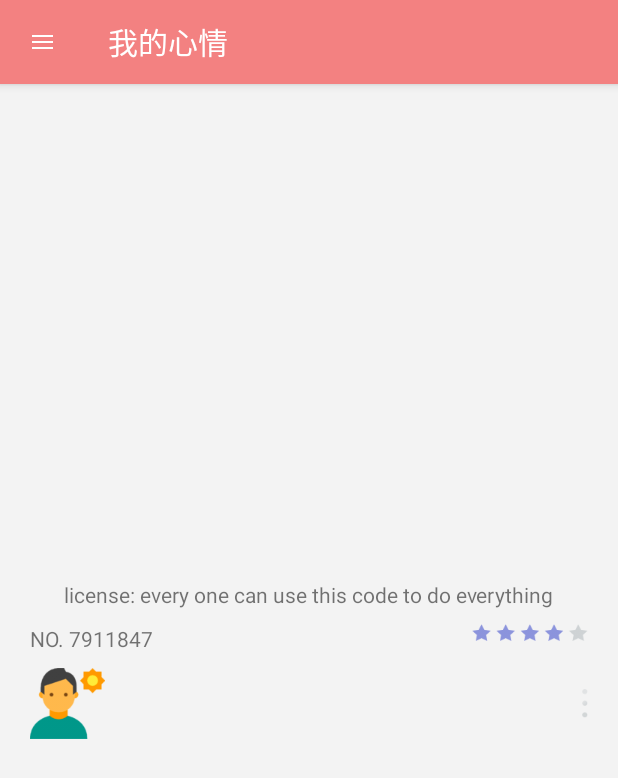
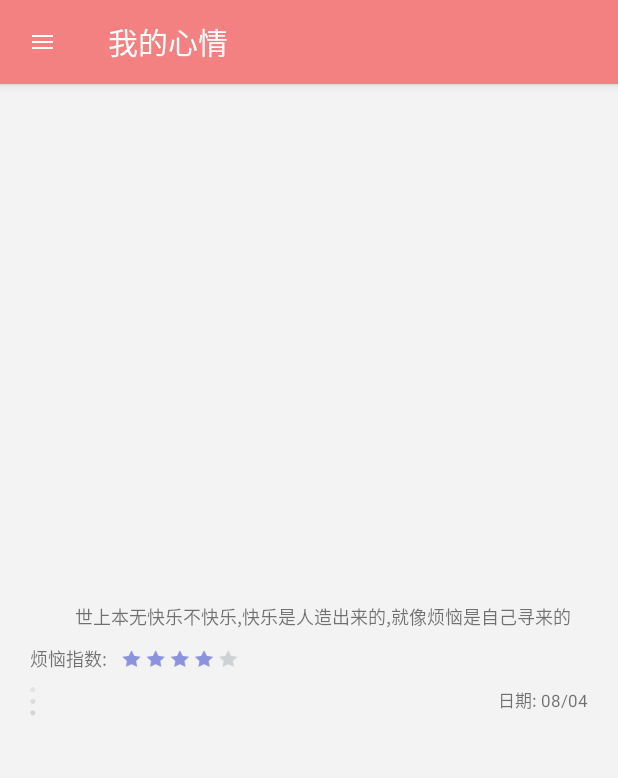
Before and after one commit to chengruiAndroid/MoodRoute, an Android app: the fragment FragmentBottom placed in its activity, on a phone screen of 412 x 824 dp. Shown: the top 778 px of the screen. Run offline under Robolectric (Android 15) with nearby library versions, the phone set to English and light mode, and no system bars; our stand-ins replace ButterKnife; libraries missing offline, so code that uses them is left out: com.mikepenz.materialdrawer, com.qslll.library; 4 statements that could not run were skipped.

Commit message:
首页初步实现

```diff
--- a/app/src/main/java/com/wantide/cr_chen/moodroute/adapter/MoodViewPagerAdapter.java
+++ b/app/src/main/java/com/wantide/cr_chen/moodroute/adapter/MoodViewPagerAdapter.java
@@ -29,7 +29,7 @@ public class MoodViewPagerAdapter extends ExpandingViewPagerAdapter {
     @Override
     public Fragment getItem(int position) {
         MoodBean mood = moods.get(position);
-        return MoodCardFragment.newInstance(mood);
+        return MoodCardFragment.newInstance(mood, position);
     }
 
     @Override
--- a/app/src/main/java/com/wantide/cr_chen/moodroute/fragment/FragmentBottom.java
+++ b/app/src/main/java/com/wantide/cr_chen/moodroute/fragment/FragmentBottom.java
@@ -5,22 +5,64 @@ import android.support.v4.app.Fragment;
 import android.view.LayoutInflater;
 import android.view.View;
 import android.view.ViewGroup;
+import android.widget.ImageView;
+import android.widget.TextView;
 
 import com.wantide.cr_chen.moodroute.R;
+import com.wantide.cr_chen.moodroute.utils.Constants;
+import com.wantide.cr_chen.moodroute.utils.DateUtil;
+
+import java.util.Date;
+
+import butterknife.Bind;
+import butterknife.ButterKnife;
 
 /**
  * Created by CR_Chen on 2016/8/3.
  */
 public class FragmentBottom extends Fragment {
 
+    @Bind(R.id.license) TextView license;
+    @Bind(R.id.title_num) TextView titleNum;
+    @Bind(R.id.rount) ImageView rount;
+    @Bind(R.id.time) TextView time;
 
-    public static FragmentBottom newInstance() {
-        return new FragmentBottom();
+    private static final String BOTTOM_POSITION = "BOTTOM_POSITION";
+    private int position;
+
+    public static FragmentBottom newInstance(int position) {
+        FragmentBottom fragmentBottom = new FragmentBottom();
+        Bundle args = new Bundle();
+        args.putInt(BOTTOM_POSITION, position);
+        fragmentBottom.setArguments(args);
+        return fragmentBottom;
+    }
+
+    @Override
+    public void onCreate(Bundle savedInstanceState) {
+        super.onCreate(savedInstanceState);
+
+        Bundle args = getArguments();
+        if (args != null) {
+            position = args.getInt(BOTTOM_POSITION);
+        }
     }
 
     @Override
     public View onCreateView(LayoutInflater inflater, ViewGroup container, Bundle savedInstanceState) {
-        return inflater.inflate(R.layout.fragment_bottom, container, false);
+        View view = inflater.inflate(R.layout.fragment_bottom, container, false);
+        ButterKnife.bind(this, view);
+
+        license.setText(Constants.moodStr[position]);
+        titleNum.setText(Constants.moodMark[position]);
+        time.setText("日期: " + DateUtil.date2Str(new Date(), "MM/dd"));
+
+        return view;
     }
 
+    @Override
+    public void onDestroyView() {
+        super.onDestroyView();
+        ButterKnife.unbind(this);
+    }
 }
--- /dev/null
+++ b/app/src/main/java/com/wantide/cr_chen/moodroute/utils/Constants.java
@@ -0,0 +1,14 @@
+package com.wantide.cr_chen.moodroute.utils;
+
+/**
+ * Created by CR_Chen on 2016/8/4.
+ */
+public class Constants {
+
+    public static final String[] moodStr = new String[]{"       世上本无快乐不快乐,快乐是人造出来的,就像烦恼是自己寻来的", "       我大脑一片空白,什么都是恐怖的,只想离开这个让我害怕的地方",
+                                            "       心里仿佛被个无形的大石压住，嘴巴不听的颤抖。脑子一片空白", "        信心是一种心境，有信心的人不会在转瞬之间就消沉沮丧",
+                                            "       生活就像万花筒，缤纷精彩，于是便有了那些所谓的快乐，幸福", "        也许人就是这样，有了东西不知道欣赏，没有的东西又一味追求",
+                                            "       愿为淑静女子、独享忧伤与浅乐。世人勿扰。黄天勿惊。", "       你是不是一直这样，安静地，凝望那些日沉日落，无家可归的忧伤"};
+
+    public static final String[] moodMark = new String[]{"烦恼指数:", "害怕指数:", "紧张指数:", "沮丧指数:", "开心指数:", "满足指数:", "平静指数:", "忧伤指数:"};
+}
--- a/app/src/main/res/layout/fragment_bottom.xml
+++ b/app/src/main/res/layout/fragment_bottom.xml
@@ -12,31 +12,34 @@
     tools:context=".fragments.FragmentBottom">
 
     <TextView
+        android:id="@+id/license"
         android:textAppearance="?android:attr/textAppearanceSmall"
         android:layout_width="wrap_content"
         android:layout_height="wrap_content"
         android:layout_gravity="center_horizontal"
-        android:text="license: every one can use this code to do everything" />
+        android:textSize="12sp"
+        android:maxLines="3"/>
 
-    <RelativeLayout
+    <LinearLayout
         android:layout_marginTop="10dp"
         android:layout_width="match_parent"
-        android:layout_height="wrap_content">
+        android:layout_height="wrap_content"
+        android:orientation="horizontal"
+        android:gravity="center_vertical">
 
         <TextView
+            android:id="@+id/title_num"
             android:textAppearance="?android:attr/textAppearanceSmall"
             android:layout_width="wrap_content"
             android:layout_height="wrap_content"
-            android:layout_centerVertical="true"
-            android:layout_weight="1"
-            android:text="NO. 7911847" />
+            android:textSize="12sp" />
 
         <ImageView
             android:layout_width="wrap_content"
             android:layout_height="wrap_content"
-            android:layout_alignParentRight="true"
+            android:layout_marginLeft="10dp"
             android:src="@drawable/stars" />
-    </RelativeLayout>
+    </LinearLayout>
 
     <RelativeLayout
         android:layout_width="match_parent"
@@ -44,17 +47,18 @@
         android:layout_marginTop="10dp">
 
         <ImageView
-            android:src="@drawable/icons"
-            android:layout_width="wrap_content"
-            android:layout_height="wrap_content"
-            />
-
-        <ImageView
+            android:id="@+id/rount"
             android:layout_centerVertical="true"
             android:layout_width="wrap_content"
             android:layout_height="wrap_content"
+            android:src="@drawable/dots" />
+
+        <TextView
+            android:id="@+id/time"
+            android:layout_width="wrap_content"
+            android:layout_height="wrap_content"
             android:layout_alignParentRight="true"
-            android:src="@drawable/dots" />
+            android:textSize="11sp"/>
     </RelativeLayout>
 
 </LinearLayout>
```
Also changed, not shown: app/src/main/java/com/wantide/cr_chen/moodroute/fragment/MoodCardFragment.java (+6 -2 lines), app/src/main/java/com/wantide/cr_chen/moodroute/utils/DateUtil.java (added, +427 -0 lines).
